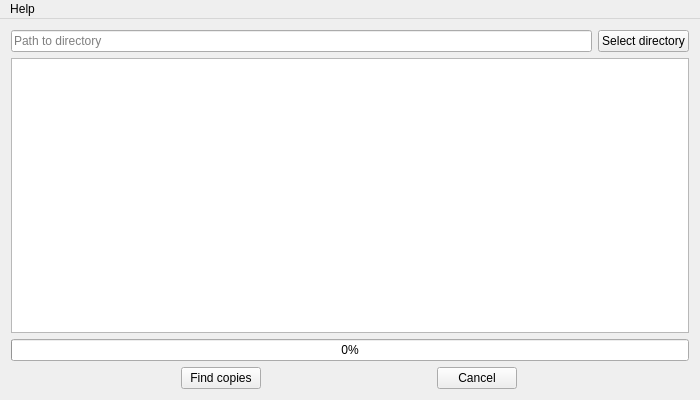
First picture: the form in mainwindow.ui, repository Mervap/CopyFinder, before the edit.
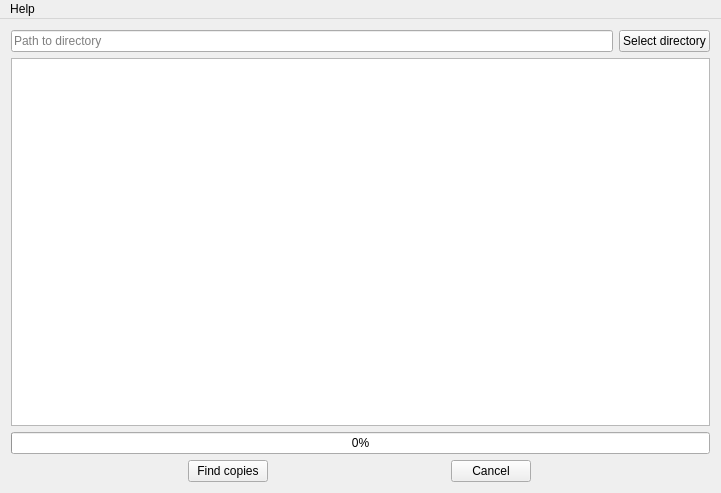
Second picture: the form after the edit.

Diff of the .ui file:
```diff
--- a/mainwindow.ui
+++ b/mainwindow.ui
@@ -6,8 +6,8 @@
    <rect>
     <x>0</x>
     <y>0</y>
-    <width>700</width>
-    <height>400</height>
+    <width>721</width>
+    <height>493</height>
    </rect>
   </property>
   <property name="sizePolicy">
@@ -104,7 +104,7 @@
     <rect>
      <x>0</x>
      <y>0</y>
-     <width>700</width>
+     <width>721</width>
      <height>25</height>
     </rect>
    </property>
```
